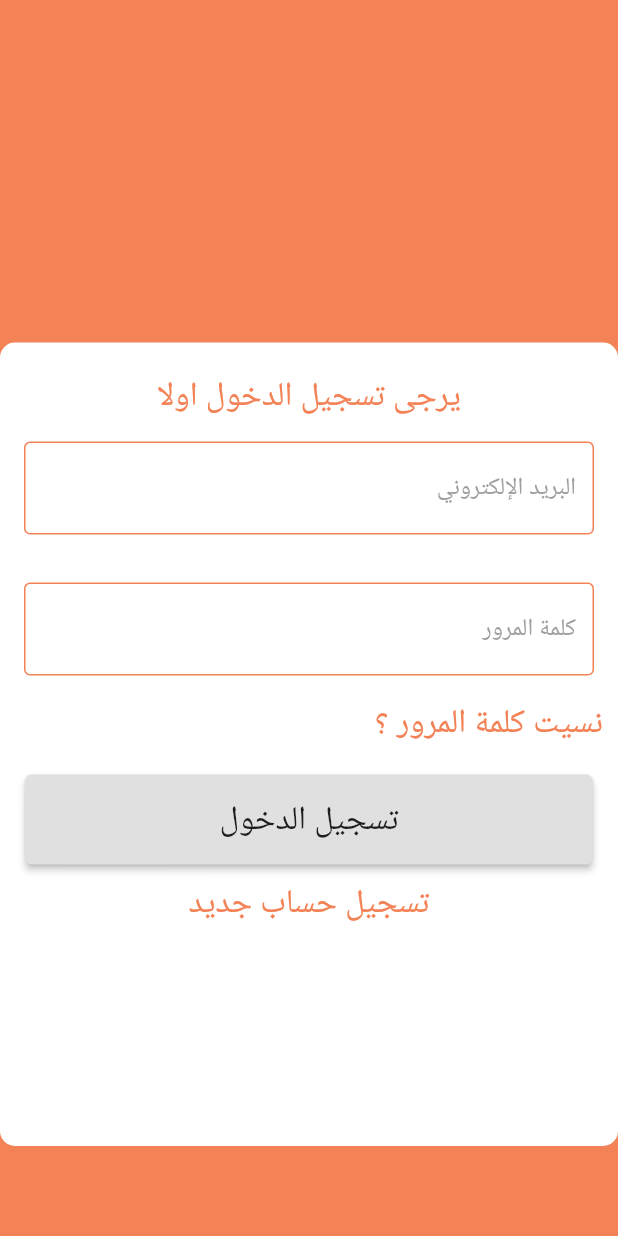
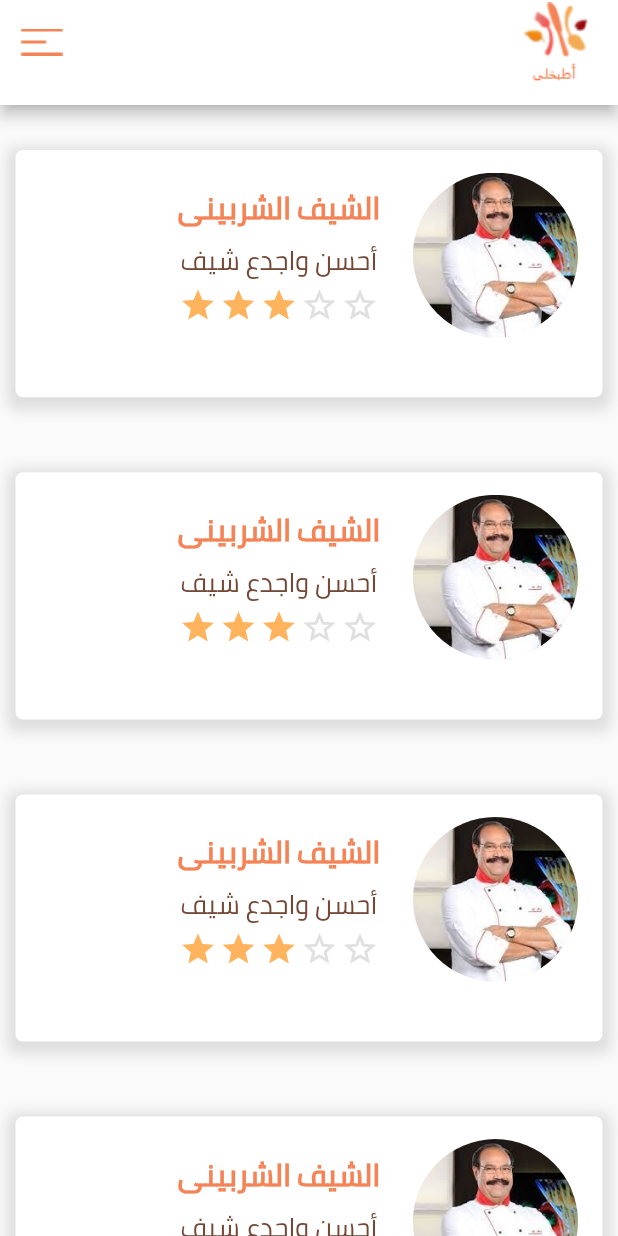
Before and after one commit to ola77/atbo5li, a Flutter app: the screen it shows after launch, on a phone screen of 412 x 824 dp. Run offline on Flutter 3.47's test engine with Material 2 defaults, Android fonts, the phone set to English and light mode, and no system bars; drawn by our look-alikes of smooth_star_rating.

Commit message:
/// home-user-page

```diff
--- a/lib/main.dart
+++ b/lib/main.dart
@@ -1,16 +1,14 @@
-import 'package:atbo5li/screens/cooker_login.dart';
+import 'package:atbo5li/screens/home.dart';
 import 'package:flutter/material.dart';
 
 void main() {
   runApp(MyApp());
 }
-
 class MyApp extends StatelessWidget {
   @override
   Widget build(BuildContext context) {
     return MaterialApp(
-      debugShowCheckedModeBanner: false,
-      home: CookerLogin(),
+      home: Home(),
     );
   }
 }
--- /dev/null
+++ b/lib/screens/home.dart
@@ -0,0 +1,84 @@
+import 'package:atbo5li/widgets/custom_card.dart';
+import 'package:flutter/material.dart';
+
+class Home extends StatefulWidget {
+  @override
+  _HomeState createState() => _HomeState();
+}
+
+class _HomeState extends State<Home> {
+  @override
+  var rating = 3.0;
+
+  Widget build(BuildContext context) {
+    return Scaffold(
+      appBar: PreferredSize(
+        preferredSize: Size.fromHeight(70),
+        child: AppBar(
+          backgroundColor: Colors.white,
+          leading: InkWell(onTap: () {}, child: Image.asset('images/menu.png')),
+          actions: [
+            Image.asset(
+              'images/logo.png',
+              width: 43,
+              height: 53,
+            ),
+            SizedBox(
+              width: 20,
+            ),
+          ],
+        ),
+      ),
+      body: ListView(
+        children: [
+          Column(
+            children: [
+              Center(
+                child: CustomCard(
+                  headerTitle: 'الشيف الشربينى',
+                  headerBody: 'أحسن واجدع شيف',
+                  height: MediaQuery.of(context).size.height * 0.2,
+                  width: MediaQuery.of(context).size.width * .95,
+                  imageView: "images/cheif_hassan.jpg",
+                  color: Colors.white,
+                  imageHeight: 110,
+                  imageWidth: 110,
+                ),
+              ),
+              CustomCard(
+                headerTitle: 'الشيف الشربينى',
+                headerBody: 'أحسن واجدع شيف',
+                height: MediaQuery.of(context).size.height * 0.20,
+                width: MediaQuery.of(context).size.width * .95,
+                imageView: "images/cheif_hassan.jpg",
+                color: Colors.white,
+                imageHeight: 110,
+                imageWidth: 110,
+              ),
+              CustomCard(
+                headerTitle: 'الشيف الشربينى',
+                headerBody: 'أحسن واجدع شيف',
+                height: MediaQuery.of(context).size.height * 0.20,
+                width: MediaQuery.of(context).size.width * .95,
+                imageView: "images/cheif_hassan.jpg",
+                color: Colors.white,
+                imageHeight: 110,
+                imageWidth: 110,
+              ),
+              CustomCard(
+                headerTitle: 'الشيف الشربينى',
+                headerBody: 'أحسن واجدع شيف',
+                height: MediaQuery.of(context).size.height * 0.20,
+                width: MediaQuery.of(context).size.width * .95,
+                imageView: "images/cheif_hassan.jpg",
+                color: Colors.white,
+                imageHeight: 110,
+                imageWidth: 110,
+              ),
+            ],
+          ),
+        ],
+      ),
+    );
+  }
+}
--- /dev/null
+++ b/lib/widgets/custom_card.dart
@@ -0,0 +1,114 @@
+import 'package:flutter/cupertino.dart';
+import 'package:flutter/material.dart';
+import 'package:smooth_star_rating/smooth_star_rating.dart';
+
+var rating = 3.0;
+
+class CustomCard extends StatelessWidget {
+  final String headerTitle;
+  final String headerBody;
+  final String imageView;
+  final Color textColor;
+  final Color iconsColor;
+  final Color color;
+  final Icon myIcon;
+  final double height;
+  final double imageHeight;
+  final double imageWidth;
+  final double width;
+
+  CustomCard(
+      {this.headerTitle,
+      this.imageView,
+      this.textColor,
+      this.iconsColor,
+      this.headerBody,
+      this.myIcon,
+      this.height,
+      this.width,
+      this.color,
+      this.imageHeight,
+      this.imageWidth});
+
+  @override
+  Widget build(BuildContext context) {
+    return Column(
+      children: [
+        Stack(
+          children: [
+            Container(
+              padding: EdgeInsets.only(top: 20, right: 40),
+              margin: EdgeInsets.only(top: 30),
+              width: width,
+              height: height,
+              decoration: BoxDecoration(
+                color: color,
+                borderRadius: BorderRadius.all(Radius.circular(5)),
+                boxShadow: [
+                  BoxShadow(
+                    color: Colors.grey.withOpacity(0.3),
+                    spreadRadius: 5,
+                    blurRadius: 7,
+                    offset: Offset(0, 3), // changes position of shadow
+                  ),
+                ],
+              ),
+              child: Column(
+                //mainAxisAlignment: MainAxisAlignment.spaceEvenly,
+                children: [
+                  Text(
+                    headerTitle,
+                    textDirection: TextDirection.rtl,
+                    style: TextStyle(
+                      color: Color(0xffF48356),
+                      fontFamily: 'Cairo',
+                      fontSize: 20,
+                      fontWeight: FontWeight.bold,
+                    ),
+                  ),
+                  Text(
+                    headerBody,
+                    textDirection: TextDirection.rtl,
+                    style: TextStyle(
+                      color: Color(0xff744836),
+                      fontFamily: 'Cairo',
+                      fontSize: 18,
+                    ),
+                  ),
+                  SmoothStarRating(
+                    rating: rating,
+                    //isReadOnly: false,
+                    size: 25,
+                    color: Color(0xffFFB35D),
+                    borderColor: Color(0xffE0E0E0),
+                    filledIconData: Icons.star,
+                    halfFilledIconData: Icons.star_half,
+                    defaultIconData: Icons.star_border,
+                    starCount: 5,
+                    allowHalfRating: true,
+                    spacing: 2.0,
+                  ),
+                ],
+              ),
+            ),
+            Positioned(
+              child: ClipOval(
+                child: Image.asset(
+                  imageView,
+                  width: imageWidth,
+                  height: imageHeight,
+                  fit: BoxFit.cover,
+                ),
+              ),
+              left: 265,
+              top: 45,
+            ),
+          ],
+        ),
+        Padding(
+          padding: EdgeInsets.only(bottom: 20),
+        )
+      ],
+    );
+  }
+}
--- a/pubspec.yaml
+++ b/pubspec.yaml
@@ -21,6 +21,8 @@ environment:
   sdk: ">=2.7.0 <3.0.0"
 
 dependencies:
+  flutter_rating_bar: ^3.0.1+1
+  smooth_star_rating: ^1.1.1
   flutter:
     sdk: flutter
 
@@ -51,11 +53,13 @@ flutter:
 
   assets:
     - images/cheif_hassan.jpg
+    - images/menu.png
     - images/cheif_logo.png
     - images/diet_food.png
     - images/natural_food.png
     - images/pizza.jpg
     - images/vegetarian.jpg
+    - images/logo.png
 
   fonts:
     - family: 'Cairo'
```
Also changed, not shown: images/logo.png, images/menu.png (added), pubspec.lock.
